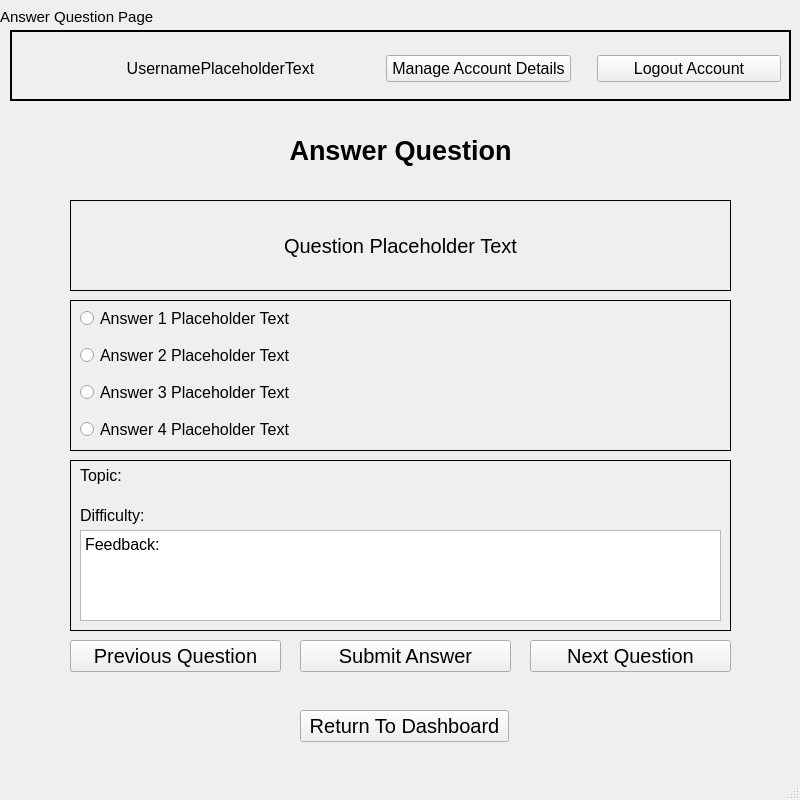
First picture: the form in ui files/answerQuestionPage.ui, repository BXRSRUDIOS/a-level-coursework-project, before the edit.
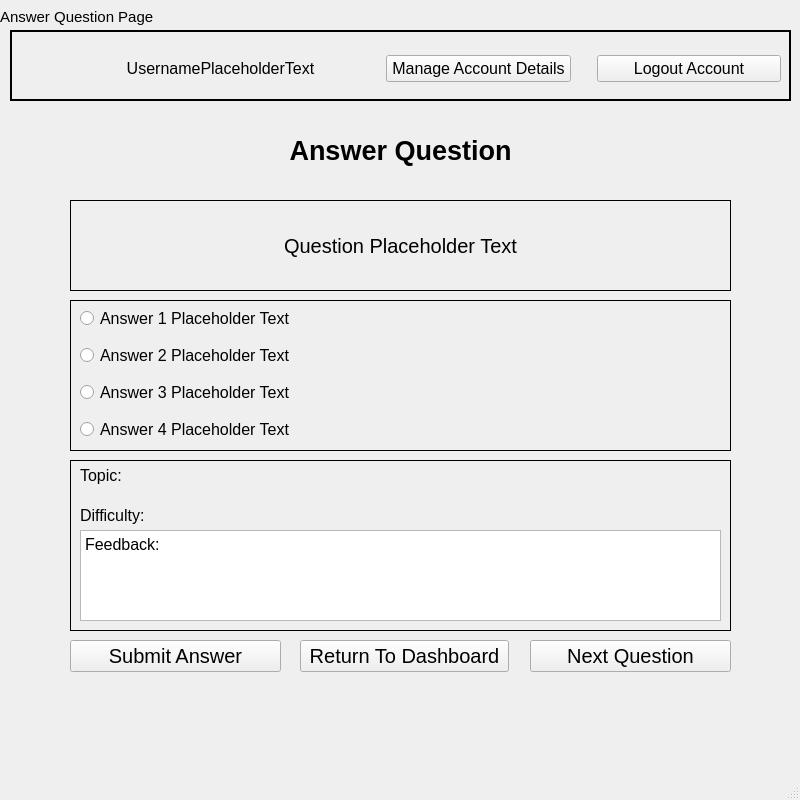
Second picture: the form after the edit. Icons and pictures are not drawn.

Commit message: Finished the Logic For Answering Questions & Recording Statistical Data

What changed in the file:
```diff
--- a/ui files/answerQuestionPage.ui
+++ b/ui files/answerQuestionPage.ui
@@ -249,7 +249,7 @@
     <property name="geometry">
      <rect>
       <x>300</x>
-      <y>710</y>
+      <y>640</y>
       <width>209</width>
       <height>32</height>
      </rect>
@@ -472,7 +472,7 @@
    <widget class="QPushButton" name="submitAnswer">
     <property name="geometry">
      <rect>
-      <x>300</x>
+      <x>70</x>
       <y>640</y>
       <width>211</width>
       <height>32</height>
@@ -505,24 +505,6 @@
      <string>Next Question</string>
     </property>
    </widget>
-   <widget class="QPushButton" name="previousQuestion">
-    <property name="geometry">
-     <rect>
-      <x>70</x>
-      <y>640</y>
-      <width>211</width>
-      <height>32</height>
-     </rect>
-    </property>
-    <property name="font">
-     <font>
-      <pointsize>15</pointsize>
-     </font>
-    </property>
-    <property name="text">
-     <string>Previous Question</string>
-    </property>
-   </widget>
    <zorder>frame_2</zorder>
    <zorder>frame</zorder>
    <zorder>frame_4</zorder>
```
Left out of the diff: 8 changed lines with no effect on the pictures. The commit also changes 8 other files.
